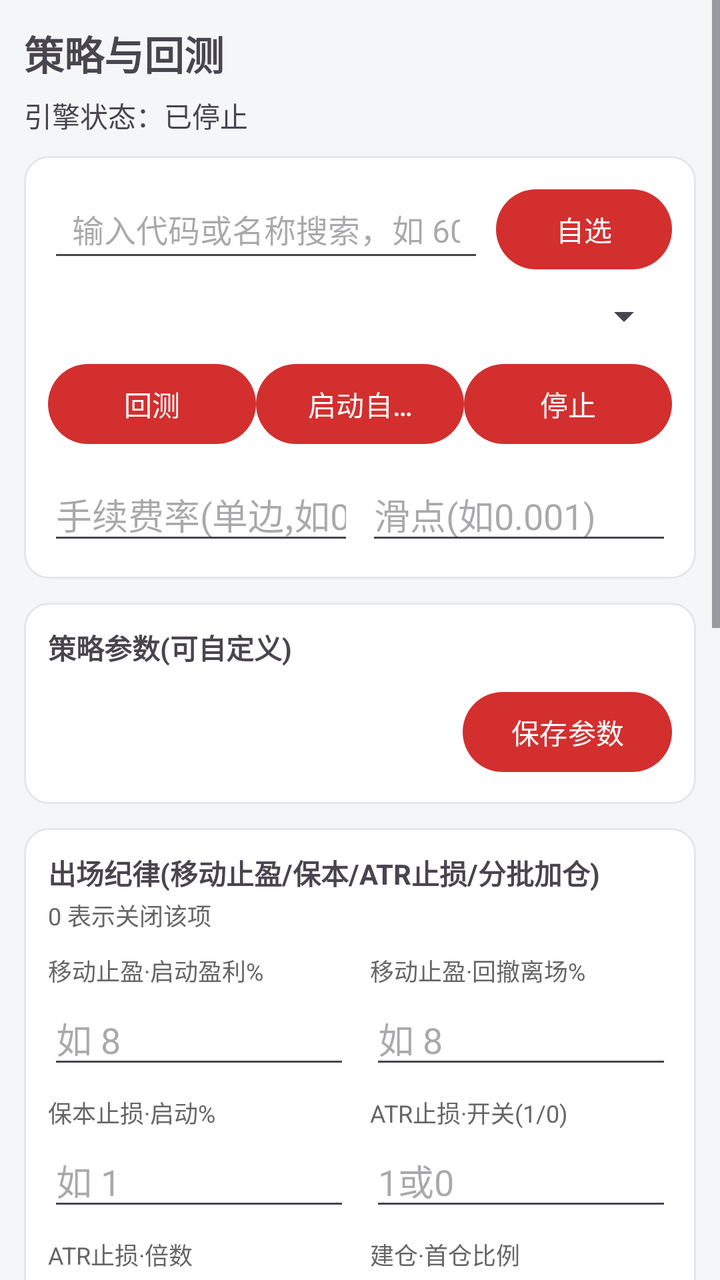
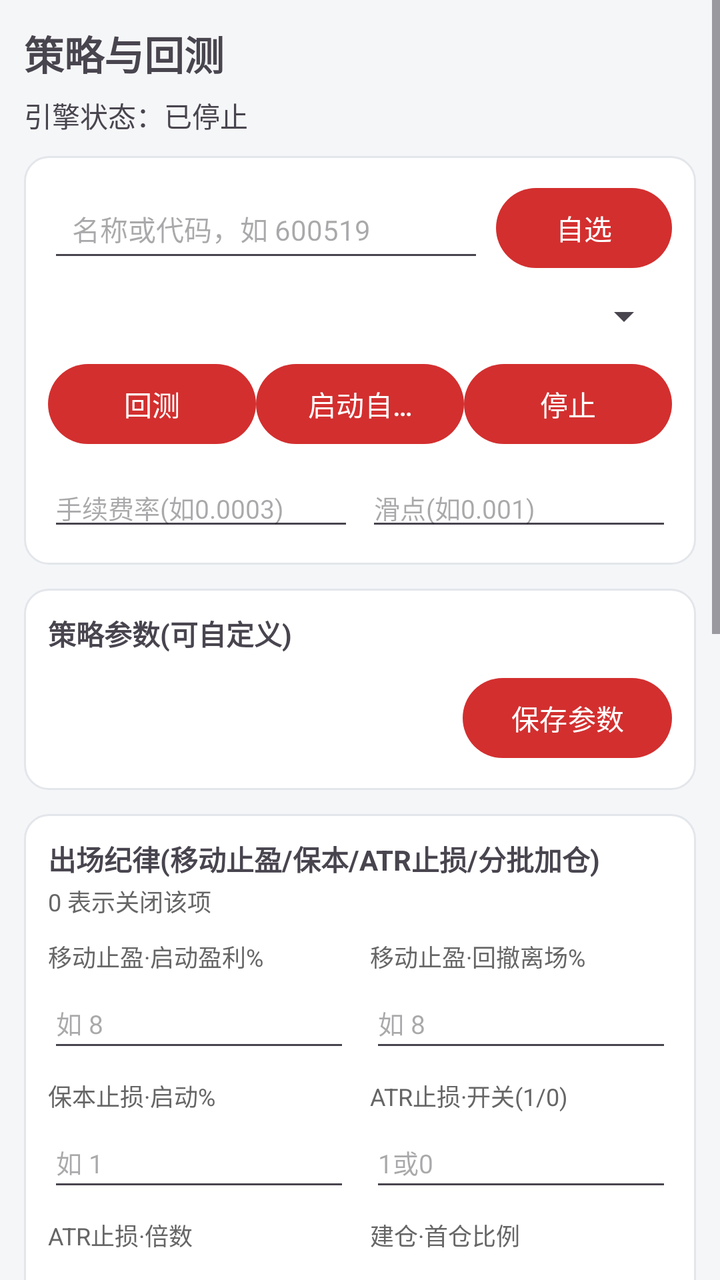

Screens rendered from an Android XML layout before and after an edit, with the pre-edit source and the edit as a unified diff.
<!-- AndroidManifest.xml: application theme Theme.QuantApp -->
<!-- res/layout/fragment_strategy.xml -->
<?xml version="1.0" encoding="utf-8"?>
<ScrollView xmlns:android="http://schemas.android.com/apk/res/android"
    android:layout_width="match_parent" android:layout_height="match_parent">

    <LinearLayout android:layout_width="match_parent" android:layout_height="wrap_content"
        android:orientation="vertical" android:padding="12dp">

        <TextView android:layout_width="wrap_content" android:layout_height="wrap_content"
            android:text="策略与回测" android:textSize="20sp" android:textStyle="bold" />

        <TextView android:id="@+id/tv_running_status" android:layout_width="match_parent"
            android:layout_height="wrap_content" android:layout_marginTop="6dp"
            android:text="引擎状态：已停止" />

        <LinearLayout android:layout_width="match_parent" android:layout_height="wrap_content"
            android:orientation="vertical" android:layout_marginTop="10dp"
            android:padding="12dp" android:background="@drawable/bg_card">
            <LinearLayout android:layout_width="match_parent" android:layout_height="wrap_content"
                android:orientation="horizontal">
                <AutoCompleteTextView android:id="@+id/et_strat_symbol"
                    android:layout_width="0dp" android:layout_height="wrap_content"
                    android:layout_weight="1" android:minHeight="46dp"
                    android:paddingStart="12dp" android:paddingEnd="12dp"
                    android:gravity="center_vertical" android:textSize="16sp"
                    android:hint="输入代码或名称搜索，如 600519"
                    android:inputType="text" android:singleLine="true" android:completionThreshold="1" />
                <Button android:id="@+id/btn_pick_watch" android:layout_width="wrap_content"
                    android:layout_height="wrap_content" android:layout_marginStart="6dp"
                    android:text="自选" />
            </LinearLayout>
            <Spinner android:id="@+id/spinner_strategy" android:layout_width="match_parent"
                android:layout_height="wrap_content" android:layout_marginTop="8dp" />

            <LinearLayout android:layout_width="match_parent" android:layout_height="wrap_content"
                android:orientation="horizontal" android:layout_marginTop="8dp">
                <Button android:id="@+id/btn_backtest" android:layout_width="0dp"
                    android:layout_height="wrap_content" android:layout_weight="1"
                    android:singleLine="true" android:text="回测" />
                <Button android:id="@+id/btn_start" android:layout_width="0dp"
                    android:layout_height="wrap_content" android:layout_weight="1"
                    android:singleLine="true" android:text="启动自动交易" />
                <Button android:id="@+id/btn_stop" android:layout_width="0dp"
                    android:layout_height="wrap_content" android:layout_weight="1"
                    android:singleLine="true" android:text="停止" />
            </LinearLayout>

            <LinearLayout android:layout_width="match_parent" android:layout_height="wrap_content"
                android:orientation="horizontal" android:layout_marginTop="8dp">
                <EditText android:id="@+id/et_fee_rate" android:layout_width="0dp"
                    android:layout_height="wrap_content" android:layout_weight="1"
                    android:hint="手续费率(单边,如0.0003)" android:inputType="numberDecimal"
                    android:singleLine="true" />
                <EditText android:id="@+id/et_slippage" android:layout_width="0dp"
                    android:layout_height="wrap_content" android:layout_weight="1"
                    android:layout_marginStart="6dp"
                    android:hint="滑点(如0.001)" android:inputType="numberDecimal"
                    android:singleLine="true" />
            </LinearLayout>
        </LinearLayout>

        <LinearLayout android:layout_width="match_parent" android:layout_height="wrap_content"
            android:orientation="vertical" android:layout_marginTop="12dp"
            android:padding="12dp" android:background="@drawable/bg_card">
            <TextView android:layout_width="wrap_content" android:layout_height="wrap_content"
                android:text="策略参数(可自定义)" android:textStyle="bold" />
            <LinearLayout android:id="@+id/linear_params" android:layout_width="match_parent"
                android:layout_height="wrap_content" android:orientation="vertical" android:layout_marginTop="4dp" />
            <Button android:id="@+id/btn_apply_params" android:layout_width="wrap_content"
                android:layout_height="wrap_content" android:layout_gravity="end"
                android:layout_marginTop="4dp" android:text="保存参数" />
        </LinearLayout>

        <LinearLayout android:layout_width="match_parent" android:layout_height="wrap_content"
            android:orientation="vertical" android:layout_marginTop="12dp"
            android:padding="12dp" android:background="@drawable/bg_card">
            <TextView android:layout_width="wrap_content" android:layout_height="wrap_content"
                android:text="出场纪律(移动止盈/保本/ATR止损/分批加仓)" android:textStyle="bold"
                android:textSize="14sp" />
            <TextView android:layout_width="wrap_content" android:layout_height="wrap_content"
                android:layout_marginTop="2dp" android:text="0 表示关闭该项" android:textSize="12sp"
                android:textColor="@color/text_secondary" />

            <LinearLayout android:layout_width="match_parent" android:layout_height="wrap_content"
                android:orientation="horizontal" android:layout_marginTop="10dp">
                <LinearLayout android:layout_width="0dp" android:layout_height="wrap_content"
                    android:layout_weight="1" android:orientation="vertical">
                    <TextView android:layout_width="wrap_content" android:layout_height="wrap_content"
                        android:text="移动止盈·启动盈利%"
                        android:textSize="12sp" android:textColor="@color/text_secondary" />
                    <EditText android:id="@+id/et_trail_activate" android:layout_width="match_parent"
                        android:layout_height="wrap_content" android:minHeight="42dp"
                        android:layout_marginTop="2dp" android:hint="如 8" android:inputType="numberDecimal"
                        android:singleLine="true" />
                </LinearLayout>
                <LinearLayout android:layout_width="0dp" android:layout_height="wrap_content"
                    android:layout_weight="1" android:layout_marginStart="10dp"
                    android:orientation="vertical">
                    <TextView android:layout_width="wrap_content" android:layout_height="wrap_content"
                        android:text="移动止盈·回撤离场%"
                        android:textSize="12sp" android:textColor="@color/text_secondary" />
                    <EditText android:id="@+id/et_trail_stop" android:layout_width="match_parent"
                        android:layout_height="wrap_content" android:minHeight="42dp"
                        android:layout_marginTop="2dp" android:hint="如 8" android:inputType="numberDecimal"
                        android:singleLine="true" />
                </LinearLayout>
            </LinearLayout>

            <LinearLayout android:layout_width="match_parent" android:layout_height="wrap_content"
                android:orientation="horizontal" android:layout_marginTop="8dp">
                <LinearLayout android:layout_width="0dp" android:layout_height="wrap_content"
                    android:layout_weight="1" android:orientation="vertical">
                    <TextView android:layout_width="wrap_content" android:layout_height="wrap_content"
                        android:text="保本止损·启动%"
                        android:textSize="12sp" android:textColor="@color/text_secondary" />
                    <EditText android:id="@+id/et_breakeven" android:layout_width="match_parent"
                        android:layout_height="wrap_content" android:minHeight="42dp"
                        android:layout_marginTop="2dp" android:hint="如 1" android:inputType="numberDecimal"
                        android:singleLine="true" />
                </LinearLayout>
                <LinearLayout android:layout_width="0dp" android:layout_height="wrap_content"
                    android:layout_weight="1" android:layout_marginStart="10dp"
                    android:orientation="vertical">
                    <TextView android:layout_width="wrap_content" android:layout_height="wrap_content"
                        android:text="ATR止损·开关(1/0)"
                        android:textSize="12sp" android:textColor="@color/text_secondary" />
                    <EditText android:id="@+id/et_atr_enabled" android:layout_width="match_parent"
                        android:layout_height="wrap_content" android:minHeight="42dp"
                        android:layout_marginTop="2dp" android:hint="1或0" android:inputType="number"
                        android:singleLine="true" />
                </LinearLayout>
            </LinearLayout>

            <LinearLayout android:layout_width="match_parent" android:layout_height="wrap_content"
                android:orientation="horizontal" android:layout_marginTop="8dp">
                <LinearLayout android:layout_width="0dp" android:layout_height="wrap_content"
                    android:layout_weight="1" android:orientation="vertical">
                    <TextView android:layout_width="wrap_content" android:layout_height="wrap_content"
                        android:text="ATR止损·倍数"
                        android:textSize="12sp" android:textColor="@color/text_secondary" />
                    <EditText android:id="@+id/et_atr_mult" android:layout_width="match_parent"
                        android:layout_height="wrap_content" android:minHeight="42dp"
                        android:layout_marginTop="2dp" android:hint="如 2" android:inputType="numberDecimal"
                        android:singleLine="true" />
                </LinearLayout>
                <LinearLayout android:layout_width="0dp" android:layout_height="wrap_content"
                    android:layout_weight="1" android:layout_marginStart="10dp"
                    android:orientation="vertical">
                    <TextView android:layout_width="wrap_content" android:layout_height="wrap_content"
                        android:text="建仓·首仓比例"
                        android:textSize="12sp" android:textColor="@color/text_secondary" />
                    <EditText android:id="@+id/et_first_buy" android:layout_width="match_parent"
                        android:layout_height="wrap_content" android:minHeight="42dp"
                        android:layout_marginTop="2dp" android:hint="如 0.5" android:inputType="numberDecimal"
                        android:singleLine="true" />
                </LinearLayout>
            </LinearLayout>

            <LinearLayout android:layout_width="match_parent" android:layout_height="wrap_content"
                android:orientation="horizontal" android:layout_marginTop="8dp">
                <LinearLayout android:layout_width="0dp" android:layout_height="wrap_content"
                    android:layout_weight="1" android:orientation="vertical">
                    <TextView android:layout_width="wrap_content" android:layout_height="wrap_content"
                        android:text="加仓·每档比例"
                        android:textSize="12sp" android:textColor="@color/text_secondary" />
                    <EditText android:id="@+id/et_add_pct" android:layout_width="match_parent"
                        android:layout_height="wrap_content" android:minHeight="42dp"
                        android:layout_marginTop="2dp" android:hint="如 0.2" android:inputType="numberDecimal"
                        android:singleLine="true" />
                </LinearLayout>
                <LinearLayout android:layout_width="0dp" android:layout_height="wrap_content"
                    android:layout_weight="1" android:layout_marginStart="10dp"
                    android:orientation="vertical">
                    <TextView android:layout_width="wrap_content" android:layout_height="wrap_content"
                        android:text="加仓·盈利档位%"
                        android:textSize="12sp" android:textColor="@color/text_secondary" />
                    <EditText android:id="@+id/et_add_thr" android:layout_width="match_parent"
                        android:layout_height="wrap_content" android:minHeight="42dp"
                        android:layout_marginTop="2dp" android:hint="如 3" android:inputType="numberDecimal"
                        android:singleLine="true" />
                </LinearLayout>
            </LinearLayout>

            <Button android:id="@+id/btn_apply_exit" android:layout_width="wrap_content"
                android:layout_height="wrap_content" android:layout_gravity="end"
                android:layout_marginTop="8dp" android:text="保存出场纪律" />
        </LinearLayout>

        <TextView android:id="@+id/tv_backtest"
            android:layout_width="match_parent" android:layout_height="wrap_content"
            android:layout_marginTop="12dp" android:padding="12dp" android:background="@drawable/bg_card"
            android:textIsSelectable="true" android:textSize="14sp" />

        <LinearLayout android:layout_width="match_parent" android:layout_height="wrap_content"
            android:orientation="vertical" android:layout_marginTop="8dp"
            android:padding="12dp" android:background="@drawable/bg_card">
            <TextView android:layout_width="wrap_content" android:layout_height="wrap_content"
                android:text="权益曲线（策略 vs 买入持有）" android:textStyle="bold"
                android:textSize="14sp" />
            <com.github.mikephil.charting.charts.LineChart
                android:id="@+id/chart_equity" android:layout_width="match_parent"
                android:layout_height="180dp" android:layout_marginTop="8dp" />
        </LinearLayout>

        <LinearLayout android:layout_width="match_parent" android:layout_height="wrap_content"
            android:orientation="vertical" android:layout_marginTop="12dp"
            android:padding="12dp" android:background="@drawable/bg_card">
            <TextView android:layout_width="wrap_content" android:layout_height="wrap_content"
                android:text="运行中策略" android:textStyle="bold" />
            <ListView android:id="@+id/list_active" android:layout_width="match_parent"
                android:layout_height="wrap_content" android:layout_marginTop="6dp" />
        </LinearLayout>

        <LinearLayout android:layout_width="match_parent" android:layout_height="wrap_content"
            android:orientation="vertical" android:layout_marginTop="12dp"
            android:padding="12dp" android:background="@drawable/bg_card">
            <LinearLayout android:layout_width="match_parent" android:layout_height="wrap_content"
                android:orientation="horizontal" android:gravity="center_vertical">
                <TextView android:layout_width="0dp" android:layout_height="wrap_content"
                    android:layout_weight="1" android:text="信号与成交日志" android:textStyle="bold" />
                <Button android:id="@+id/btn_clear_log" android:layout_width="wrap_content"
                    android:layout_height="wrap_content" android:text="清空" />
            </LinearLayout>
            <ScrollView android:layout_width="match_parent" android:layout_height="wrap_content"
                android:layout_marginTop="6dp">
                <TextView android:id="@+id/tv_engine_log"
                    android:layout_width="match_parent" android:layout_height="wrap_content"
                    android:padding="4dp" android:textIsSelectable="true" android:textSize="12sp"
                    android:fontFamily="monospace" />
            </ScrollView>
        </LinearLayout>
    </LinearLayout>
</ScrollView>
<!-- resources referenced by this layout -->
<resources>
  <color name="text_secondary">#666666</color>
  <!-- drawable bg_card (drawable) -->
  <?xml version="1.0" encoding="utf-8"?>
  <shape xmlns:android="http://schemas.android.com/apk/res/android" android:shape="rectangle">
      <solid android:color="@color/card_bg" />
      <corners android:radius="12dp" />
      <stroke android:width="1dp" android:color="@color/divider" />
  </shape>
  <style name="Theme.QuantApp" parent="Theme.Material3.DayNight.NoActionBar">
          <item name="colorPrimary">@color/brand</item>
          <item name="colorPrimaryVariant">@color/brand_dark</item>
          <item name="colorOnPrimary">#FFFFFF</item>
          <item name="android:statusBarColor">@color/brand_dark</item>
          <item name="android:windowBackground">@color/bg</item>
      </style>
  <color name="card_bg">#FFFFFF</color>
  <color name="divider">#E3E6EA</color>
  <color name="brand">#D32F2F</color>
  <color name="brand_dark">#B71C1C</color>
  <color name="bg">#F5F6F8</color>
</resources>

<!-- the commit's change to res/layout/fragment_strategy.xml (unified diff, before → after) -->
@@ -21,8 +21,8 @@
                     android:layout_width="0dp" android:layout_height="wrap_content"
                     android:layout_weight="1" android:minHeight="46dp"
                     android:paddingStart="12dp" android:paddingEnd="12dp"
-                    android:gravity="center_vertical" android:textSize="16sp"
-                    android:hint="输入代码或名称搜索，如 600519"
+                    android:gravity="center_vertical" android:textSize="14sp"
+                    android:hint="名称或代码，如 600519"
                     android:inputType="text" android:singleLine="true" android:completionThreshold="1" />
                 <Button android:id="@+id/btn_pick_watch" android:layout_width="wrap_content"
                     android:layout_height="wrap_content" android:layout_marginStart="6dp"
@@ -48,12 +48,12 @@
                 android:orientation="horizontal" android:layout_marginTop="8dp">
                 <EditText android:id="@+id/et_fee_rate" android:layout_width="0dp"
                     android:layout_height="wrap_content" android:layout_weight="1"
-                    android:hint="手续费率(单边,如0.0003)" android:inputType="numberDecimal"
+                    android:textSize="13sp" android:hint="手续费率(如0.0003)" android:inputType="numberDecimal"
                     android:singleLine="true" />
                 <EditText android:id="@+id/et_slippage" android:layout_width="0dp"
                     android:layout_height="wrap_content" android:layout_weight="1"
                     android:layout_marginStart="6dp"
-                    android:hint="滑点(如0.001)" android:inputType="numberDecimal"
+                    android:textSize="13sp" android:hint="滑点(如0.001)" android:inputType="numberDecimal"
                     android:singleLine="true" />
             </LinearLayout>
         </LinearLayout>
@@ -89,7 +89,7 @@
                         android:textSize="12sp" android:textColor="@color/text_secondary" />
                     <EditText android:id="@+id/et_trail_activate" android:layout_width="match_parent"
                         android:layout_height="wrap_content" android:minHeight="42dp"
-                        android:layout_marginTop="2dp" android:hint="如 8" android:inputType="numberDecimal"
+                        android:layout_marginTop="2dp" android:textSize="13sp" android:hint="如 8" android:inputType="numberDecimal"
                         android:singleLine="true" />
                 </LinearLayout>
                 <LinearLayout android:layout_width="0dp" android:layout_height="wrap_content"
@@ -100,7 +100,7 @@
                         android:textSize="12sp" android:textColor="@color/text_secondary" />
                     <EditText android:id="@+id/et_trail_stop" android:layout_width="match_parent"
                         android:layout_height="wrap_content" android:minHeight="42dp"
-                        android:layout_marginTop="2dp" android:hint="如 8" android:inputType="numberDecimal"
+                        android:layout_marginTop="2dp" android:textSize="13sp" android:hint="如 8" android:inputType="numberDecimal"
                         android:singleLine="true" />
                 </LinearLayout>
             </LinearLayout>
@@ -114,7 +114,7 @@
                         android:textSize="12sp" android:textColor="@color/text_secondary" />
                     <EditText android:id="@+id/et_breakeven" android:layout_width="match_parent"
                         android:layout_height="wrap_content" android:minHeight="42dp"
-                        android:layout_marginTop="2dp" android:hint="如 1" android:inputType="numberDecimal"
+                        android:layout_marginTop="2dp" android:textSize="13sp" android:hint="如 1" android:inputType="numberDecimal"
                         android:singleLine="true" />
                 </LinearLayout>
                 <LinearLayout android:layout_width="0dp" android:layout_height="wrap_content"
@@ -125,7 +125,7 @@
                         android:textSize="12sp" android:textColor="@color/text_secondary" />
                     <EditText android:id="@+id/et_atr_enabled" android:layout_width="match_parent"
                         android:layout_height="wrap_content" android:minHeight="42dp"
-                        android:layout_marginTop="2dp" android:hint="1或0" android:inputType="number"
+                        android:layout_marginTop="2dp" android:textSize="13sp" android:hint="1或0" android:inputType="number"
                         android:singleLine="true" />
                 </LinearLayout>
             </LinearLayout>
@@ -139,7 +139,7 @@
                         android:textSize="12sp" android:textColor="@color/text_secondary" />
                     <EditText android:id="@+id/et_atr_mult" android:layout_width="match_parent"
                         android:layout_height="wrap_content" android:minHeight="42dp"
-                        android:layout_marginTop="2dp" android:hint="如 2" android:inputType="numberDecimal"
+                        android:layout_marginTop="2dp" android:textSize="13sp" android:hint="如 2" android:inputType="numberDecimal"
                         android:singleLine="true" />
                 </LinearLayout>
                 <LinearLayout android:layout_width="0dp" android:layout_height="wrap_content"
@@ -150,7 +150,7 @@
                         android:textSize="12sp" android:textColor="@color/text_secondary" />
                     <EditText android:id="@+id/et_first_buy" android:layout_width="match_parent"
                         android:layout_height="wrap_content" android:minHeight="42dp"
-                        android:layout_marginTop="2dp" android:hint="如 0.5" android:inputType="numberDecimal"
+                        android:layout_marginTop="2dp" android:textSize="13sp" android:hint="如 0.5" android:inputType="numberDecimal"
                         android:singleLine="true" />
                 </LinearLayout>
             </LinearLayout>
@@ -164,7 +164,7 @@
                         android:textSize="12sp" android:textColor="@color/text_secondary" />
                     <EditText android:id="@+id/et_add_pct" android:layout_width="match_parent"
                         android:layout_height="wrap_content" android:minHeight="42dp"
-                        android:layout_marginTop="2dp" android:hint="如 0.2" android:inputType="numberDecimal"
+                        android:layout_marginTop="2dp" android:textSize="13sp" android:hint="如 0.2" android:inputType="numberDecimal"
                         android:singleLine="true" />
                 </LinearLayout>
                 <LinearLayout android:layout_width="0dp" android:layout_height="wrap_content"
@@ -175,7 +175,7 @@
                         android:textSize="12sp" android:textColor="@color/text_secondary" />
                     <EditText android:id="@+id/et_add_thr" android:layout_width="match_parent"
                         android:layout_height="wrap_content" android:minHeight="42dp"
-                        android:layout_marginTop="2dp" android:hint="如 3" android:inputType="numberDecimal"
+                        android:layout_marginTop="2dp" android:textSize="13sp" android:hint="如 3" android:inputType="numberDecimal"
                         android:singleLine="true" />
                 </LinearLayout>
             </LinearLayout>
